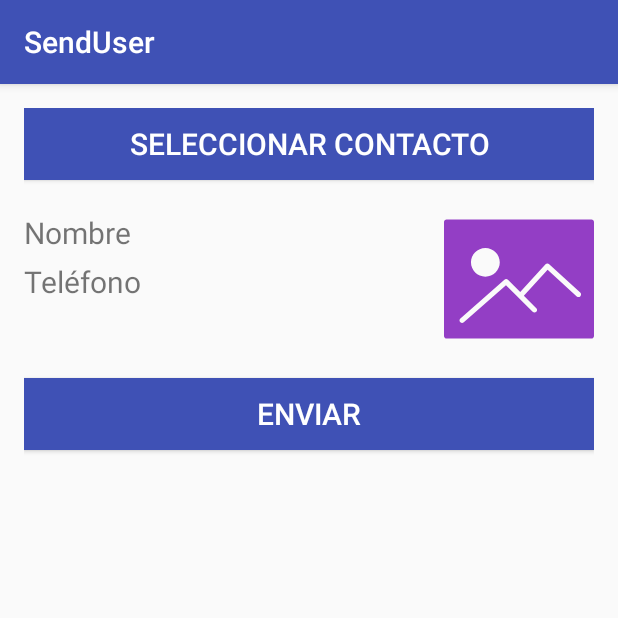
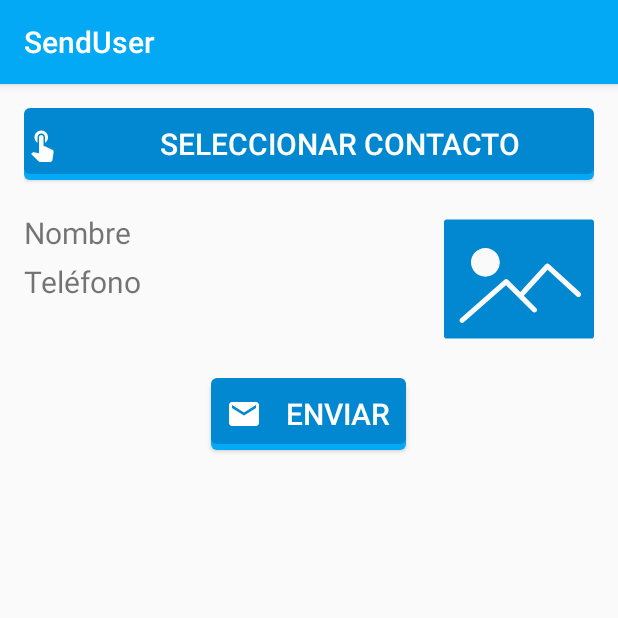
Before and after one commit to developAndroidStudio/SendUser, an Android app: the screen it shows after launch (MainActivity), on a phone screen of 412 x 824 dp, the top half of it. Run offline under Robolectric (Android 15) with nearby library versions, the phone set to English and light mode, and no system bars.

Commit message:
Se mofico el estilo, colores de la aplicación

```diff
--- /dev/null
+++ b/app/src/main/res/drawable/boton_deshabilitado.xml
@@ -0,0 +1,18 @@
+<?xml version="1.0" encoding="utf-8"?>
+
+<layer-list xmlns:android="http://schemas.android.com/apk/res/android">
+    <!-- Sombra -->
+    <item android:top="4dp">
+        <shape>
+            <solid android:color="@color/desabilitado" />
+            <corners android:radius="4dip" />
+        </shape>
+    </item>
+    <!-- Contenido -->
+    <item android:bottom="4dp">
+        <shape>
+            <solid android:color="@color/desabilitado" />
+            <corners android:radius="4dip" />
+        </shape>
+    </item>
+</layer-list>
--- /dev/null
+++ b/app/src/main/res/drawable/boton_enfocado.xml
@@ -0,0 +1,18 @@
+<?xml version="1.0" encoding="utf-8"?>
+
+<layer-list xmlns:android="http://schemas.android.com/apk/res/android">
+    <!-- Sombra -->
+    <item android:top="4dp">
+        <shape>
+            <solid android:color="@color/colorPrimary" />
+            <corners android:radius="4dip" />
+        </shape>
+    </item>
+    <!-- Contenido -->
+    <item android:bottom="4dp">
+        <shape>
+            <solid android:color="@color/colorPrimaryLight" />
+            <corners android:radius="4dip" />
+        </shape>
+    </item>
+</layer-list>
--- /dev/null
+++ b/app/src/main/res/drawable/boton_normal.xml
@@ -0,0 +1,17 @@
+<?xml version="1.0" encoding="utf-8"?>
+<layer-list xmlns:android="http://schemas.android.com/apk/res/android">
+    <!-- Sombra -->
+    <item android:top="4dp">
+        <shape>
+            <solid android:color="@color/colorPrimary" />
+            <corners android:radius="4dip" />
+        </shape>
+    </item>
+    <!-- Contenido -->
+    <item android:bottom="4dp">
+        <shape>
+            <solid android:color="@color/colorPrimaryDark" />
+            <corners android:radius="4dip" />
+        </shape>
+    </item>
+</layer-list>
--- /dev/null
+++ b/app/src/main/res/drawable/boton_presionado.xml
@@ -0,0 +1,18 @@
+<?xml version="1.0" encoding="utf-8"?>
+
+<layer-list xmlns:android="http://schemas.android.com/apk/res/android">
+    <!-- Sombra -->
+    <item android:top="4dp">
+        <shape>
+            <solid android:color="@color/colorAccent" />
+            <corners android:radius="4dip" />
+        </shape>
+    </item>
+    <!-- Contenido -->
+    <item android:bottom="4dp">
+        <shape>
+            <solid android:color="@color/colorPrimary" />
+            <corners android:radius="4dip" />
+        </shape>
+    </item>
+</layer-list>
--- a/app/src/main/res/drawable/ic_launcher.xml
+++ b/app/src/main/res/drawable/ic_launcher.xml
@@ -1,14 +1,11 @@
-<vector android:height="200dp" android:viewportHeight="512.057"
-    android:viewportWidth="512.057" android:width="200dp" xmlns:android="http://schemas.android.com/apk/res/android">
-    <path android:fillColor="#E4E7ED" android:pathData="M256,256m-256,0a256,256 0,1 1,512.1 0a256,256 0,1 1,-512.1 0"/>
-    <path android:fillColor="#6C7678" android:pathData="M163.9,73.8h184.2c2.9,0 5.3,2.4 5.3,5.3v353.8c0,2.9 -2.4,5.3 -5.3,5.3H163.9c-2.9,0 -5.3,-2.4 -5.3,-5.3V79.1C158.6,76.2 161,73.8 163.9,73.8z"/>
-    <path android:fillColor="#FFFFFF" android:pathData="M172,123h168.1c2.3,0 4.1,1.8 4.1,4.1v257.8c0,2.3 -1.8,4.1 -4.1,4.1H172c-2.3,0 -4.1,-1.8 -4.1,-4.1V127.1C167.9,124.8 169.7,123 172,123z"/>
-    <path android:fillColor="#C6CBD6" android:pathData="M211.8,96.4h88.4c2,0 3.7,1.6 3.7,3.7l0,0c0,2 -1.6,3.7 -3.7,3.7h-88.4c-2,0 -3.7,-1.6 -3.7,-3.7l0,0C208.1,98 209.7,96.4 211.8,96.4z"/>
-    <path android:fillColor="#C6CBD6" android:pathData="M255.3,414.7m-12.2,0a12.2,12.2 0,1 1,24.4 0a12.2,12.2 0,1 1,-24.4 0"/>
-    <path android:fillColor="#C6CBD6" android:pathData="M182.9,100.3m-4.2,0a4.2,4.2 0,1 1,8.4 0a4.2,4.2 0,1 1,-8.4 0"/>
-    <path android:fillColor="#FF7069" android:pathData="M249.8,327.8l2.1,-10.2l-34.7,-4.4c0,0 11.4,-5 14.9,-10c3.4,-4.9 2.6,-12.3 2.5,-21.1c-0.7,-3 -1.1,-6.1 -1.1,-9v-11.2c0,-43.8 66.6,-43.8 66.6,0v11.2c0,2.9 -0.4,6 -1.1,9c-0.2,8.8 -1,16.2 2.5,21.1c3.4,4.9 14.9,10 14.9,10l-34.7,4.4l2.1,10.2c20.5,9.2 45.6,-3.5 45.6,32.7v28.5h-57.8h-9.3h-57.8v-28.5c0,-36.2 25.1,-23.4 45.6,-32.7H249.8z"/>
-    <path android:fillColor="#83CF8F" android:pathData="M210.5,147.1H78.2c-4.9,0 -8.8,4 -8.8,8.8v88.6c0,4.9 4,8.8 8.8,8.8h105.3l35.9,36.4l-8.5,-36.4c4.7,-0.2 8.5,-4.1 8.5,-8.8V155.9c0,-4.9 -4,-8.8 -8.8,-8.8L210.5,147.1z"/>
-    <path android:fillColor="#FFFFFF" android:pathData="M183.1,189.2c-6.3,0 -11.4,5.1 -11.4,11.4c0,6.3 5.1,11.4 11.4,11.4s11.4,-5.1 11.4,-11.4C194.5,194.3 189.4,189.2 183.1,189.2z"/>
-    <path android:fillColor="#FFFFFF" android:pathData="M143.2,189.2c-6.3,0 -11.4,5.1 -11.4,11.4c0,6.3 5.1,11.4 11.4,11.4s11.4,-5.1 11.4,-11.4C154.6,194.3 149.5,189.2 143.2,189.2z"/>
-    <path android:fillColor="#FFFFFF" android:pathData="M103.2,189.2c-6.3,0 -11.4,5.1 -11.4,11.4c0,6.3 5.1,11.4 11.4,11.4c6.3,0 11.4,-5.1 11.4,-11.4C114.6,194.3 109.5,189.2 103.2,189.2z"/>
+<vector android:height="200dp" android:viewportHeight="501.551"
+    android:viewportWidth="501.551" android:width="200dp" xmlns:android="http://schemas.android.com/apk/res/android">
+    <path android:fillColor="#40596B" android:pathData="M309.3,0H20.9C9.4,0 0,9.4 0,20.9v459.8c0,11.5 9.4,20.9 20.9,20.9H309.3c11.5,0 20.9,-9.4 20.9,-20.9V20.9C330.2,9.4 320.8,0 309.3,0z"/>
+    <path android:fillColor="#84DBFF" android:pathData="M26.7,59.7h277.9v364.7h-277.9z"/>
+    <path android:fillColor="#334A5E" android:pathData="M188.1,450.4h-51.2c-6.3,0 -11.5,5.2 -11.5,11.5s5.2,11.5 11.5,11.5h51.2c6.3,0 11.5,-5.2 11.5,-11.5S194.4,450.4 188.1,450.4z"/>
+    <path android:fillColor="#334A5E" android:pathData="M206.9,25.1h-83.6c-3.1,0 -5.2,2.1 -5.2,5.2c0,3.1 2.1,5.2 5.2,5.2h83.6c3.1,0 5.2,-2.1 5.2,-5.2C212.1,27.2 210,25.1 206.9,25.1z"/>
+    <path android:fillColor="#F2F2F2" android:pathData="M479.6,119.1H224.7c-12.5,0 -21.9,10.4 -21.9,21.9v146.3c0,12.5 10.4,21.9 21.9,21.9h8.4v54.3l47,-54.3h199.6c12.5,0 21.9,-10.4 21.9,-21.9V141.1C501.6,128.5 491.1,119.1 479.6,119.1z"/>
+    <path android:fillColor="#54C0EB" android:pathData="M276.9,214.2m-24,0a24,24 0,1 1,48.1 0a24,24 0,1 1,-48.1 0"/>
+    <path android:fillColor="#54C0EB" android:pathData="M352.1,214.2m-24,0a24,24 0,1 1,48.1 0a24,24 0,1 1,-48.1 0"/>
+    <path android:fillColor="#54C0EB" android:pathData="M426.3,214.2m-24,0a24,24 0,1 1,48.1 0a24,24 0,1 1,-48.1 0"/>
 </vector>
--- a/app/src/main/res/drawable/ic_plantilla_imagen.xml
+++ b/app/src/main/res/drawable/ic_plantilla_imagen.xml
@@ -1,4 +1,4 @@
 <vector android:height="200dp" android:viewportHeight="58.0"
     android:viewportWidth="58.0" android:width="200dp" xmlns:android="http://schemas.android.com/apk/res/android">
-    <path android:fillColor="#933EC5" android:pathData="M57,6H1C0.45,6 0,6.45 0,7v44c0,0.55 0.45,1 1,1h56c0.55,0 1,-0.45 1,-1V7C58,6.45 57.55,6 57,6zM16,17c3.07,0 5.57,2.5 5.57,5.57c0,3.07 -2.5,5.57 -5.57,5.57s-5.57,-2.5 -5.57,-5.57C10.43,19.5 12.93,17 16,17zM52.74,35.68c-0.37,0.41 -1.01,0.44 -1.41,0.06L40.06,25.41l-9.18,10.05l4.81,4.81c0.39,0.39 0.39,1.02 0,1.41s-1.02,0.39 -1.41,0L23.97,31.39L7.66,45.75C7.47,45.92 7.24,46 7,46c-0.28,0 -0.55,-0.11 -0.75,-0.34c-0.37,-0.41 -0.32,-1.05 0.09,-1.41l17.02,-14.98c0.4,-0.35 0.99,-0.33 1.37,0.04l4.74,4.74l9.79,-10.73c0.18,-0.2 0.43,-0.31 0.69,-0.32c0.26,-0.01 0.52,0.08 0.72,0.26l12,11C53.08,34.64 53.11,35.27 52.74,35.68z"/>
+    <path android:fillColor="@color/colorPrimaryDark" android:pathData="M57,6H1C0.45,6 0,6.45 0,7v44c0,0.55 0.45,1 1,1h56c0.55,0 1,-0.45 1,-1V7C58,6.45 57.55,6 57,6zM16,17c3.07,0 5.57,2.5 5.57,5.57c0,3.07 -2.5,5.57 -5.57,5.57s-5.57,-2.5 -5.57,-5.57C10.43,19.5 12.93,17 16,17zM52.74,35.68c-0.37,0.41 -1.01,0.44 -1.41,0.06L40.06,25.41l-9.18,10.05l4.81,4.81c0.39,0.39 0.39,1.02 0,1.41s-1.02,0.39 -1.41,0L23.97,31.39L7.66,45.75C7.47,45.92 7.24,46 7,46c-0.28,0 -0.55,-0.11 -0.75,-0.34c-0.37,-0.41 -0.32,-1.05 0.09,-1.41l17.02,-14.98c0.4,-0.35 0.99,-0.33 1.37,0.04l4.74,4.74l9.79,-10.73c0.18,-0.2 0.43,-0.31 0.69,-0.32c0.26,-0.01 0.52,0.08 0.72,0.26l12,11C53.08,34.64 53.11,35.27 52.74,35.68z"/>
 </vector>
--- /dev/null
+++ b/app/src/main/res/drawable/ic_seleccionar.xml
@@ -0,0 +1,9 @@
+<vector xmlns:android="http://schemas.android.com/apk/res/android"
+        android:width="24dp"
+        android:height="24dp"
+        android:viewportWidth="24.0"
+        android:viewportHeight="24.0">
+    <path
+        android:fillColor="@color/icons"
+        android:pathData="M9,11.24L9,7.5C9,6.12 10.12,5 11.5,5S14,6.12 14,7.5v3.74c1.21,-0.81 2,-2.18 2,-3.74C16,5.01 13.99,3 11.5,3S7,5.01 7,7.5c0,1.56 0.79,2.93 2,3.74zM18.84,15.87l-4.54,-2.26c-0.17,-0.07 -0.35,-0.11 -0.54,-0.11L13,13.5v-6c0,-0.83 -0.67,-1.5 -1.5,-1.5S10,6.67 10,7.5v10.74l-3.43,-0.72c-0.08,-0.01 -0.15,-0.03 -0.24,-0.03 -0.31,0 -0.59,0.13 -0.79,0.33l-0.79,0.8 4.94,4.94c0.27,0.27 0.65,0.44 1.06,0.44h6.79c0.75,0 1.33,-0.55 1.44,-1.28l0.75,-5.27c0.01,-0.07 0.02,-0.14 0.02,-0.2 0,-0.62 -0.38,-1.16 -0.91,-1.38z"/>
+</vector>
--- /dev/null
+++ b/app/src/main/res/drawable/ic_sms_enviar.xml
@@ -0,0 +1,9 @@
+<vector xmlns:android="http://schemas.android.com/apk/res/android"
+        android:width="24dp"
+        android:height="24dp"
+        android:viewportWidth="24.0"
+        android:viewportHeight="24.0">
+    <path
+        android:fillColor="@color/icons"
+        android:pathData="M20,4L4,4c-1.1,0 -1.99,0.9 -1.99,2L2,18c0,1.1 0.9,2 2,2h16c1.1,0 2,-0.9 2,-2L22,6c0,-1.1 -0.9,-2 -2,-2zM20,8l-8,5 -8,-5L4,6l8,5 8,-5v2z"/>
+</vector>
--- /dev/null
+++ b/app/src/main/res/drawable/selector_boton.xml
@@ -0,0 +1,10 @@
+<?xml version="1.0" encoding="utf-8"?>
+<selector xmlns:android="http://schemas.android.com/apk/res/android">
+    <item android:drawable="@drawable/boton_presionado"
+        android:state_pressed="true" />
+    <item android:drawable="@drawable/boton_enfocado"
+        android:state_focused="true" />
+    <item android:drawable="@drawable/boton_deshabilitado"
+        android:state_enabled="false" />
+    <item android:drawable="@drawable/boton_normal" />
+</selector>
--- a/app/src/main/res/layout/activity_main.xml
+++ b/app/src/main/res/layout/activity_main.xml
@@ -5,16 +5,20 @@
     android:layout_width="match_parent"
     android:layout_height="match_parent"
     android:layout_margin="16dp"
-    tools:context="mx.com.develop.contentprovider.MainActivity">
+    tools:context="mx.com.develop.senduser.MainActivity">
 
     <Button
         android:id="@+id/btn_seleccionar_contacto"
         android:layout_width="match_parent"
         android:layout_height="wrap_content"
-        android:background="@color/colorPrimary"
+        android:background="@drawable/selector_boton"
         android:text="@string/seleccionar_contacto"
+        android:drawableTint="@color/icons"
+        android:drawableLeft="@drawable/ic_seleccionar"
+        android:drawablePadding="16dp"
         android:textColor="@android:color/white"
-        android:textSize="20sp" />
+        android:textSize="20sp"
+        tools:ignore="RtlHardcoded,UnusedAttribute" />
 
     <LinearLayout
         android:id="@+id/ll_contacto"
@@ -53,13 +57,19 @@
 
     <Button
         android:id="@+id/btn_enviar"
-        android:layout_width="match_parent"
+        android:layout_width="wrap_content"
+        android:padding="10dp"
+        android:layout_centerHorizontal="true"
         android:layout_height="wrap_content"
         android:layout_below="@+id/iv_contacto"
         android:layout_marginTop="16dp"
-        android:background="@color/colorPrimary"
+        android:background="@drawable/selector_boton"
         android:text="@string/enviar"
+        android:drawableTint="@color/icons"
+        android:drawableLeft="@drawable/ic_sms_enviar"
+        android:drawablePadding="16dp"
         android:textColor="@android:color/white"
-        android:textSize="20sp" />
+        android:textSize="20sp"
+        tools:ignore="RtlHardcoded,UnusedAttribute" />
 
 </RelativeLayout>
--- a/app/src/main/res/values/colors.xml
+++ b/app/src/main/res/values/colors.xml
@@ -1,6 +1,11 @@
 <?xml version="1.0" encoding="utf-8"?>
 <resources>
-    <color name="colorPrimary">#3F51B5</color>
-    <color name="colorPrimaryDark">#303F9F</color>
-    <color name="colorAccent">#FF4081</color>
+    <color name="colorPrimary">#03A9F4</color>
+    <color name="colorPrimaryDark">#0288D1</color>
+    <color name="colorPrimaryLight">#B3E5FC</color>
+    <color name="colorAccent">#607D8B</color>
+    <color name="primary_text">#212121</color>
+    <color name="secondary_text">#757575</color>
+    <color name="icons">#FFFFFF</color>
+    <color name="desabilitado">#BDBDBD</color>
 </resources>
```
Also changed, not shown: app/src/main/ic_launcher-web.png, app/src/main/res/mipmap-hdpi/ic_launcher.png, app/src/main/res/mipmap-mdpi/ic_launcher.png, app/src/main/res/mipmap-xhdpi/ic_launcher.png, app/src/main/res/mipmap-xxhdpi/ic_launcher.png, app/src/main/res/mipmap-xxxhdpi/ic_launcher.png.
